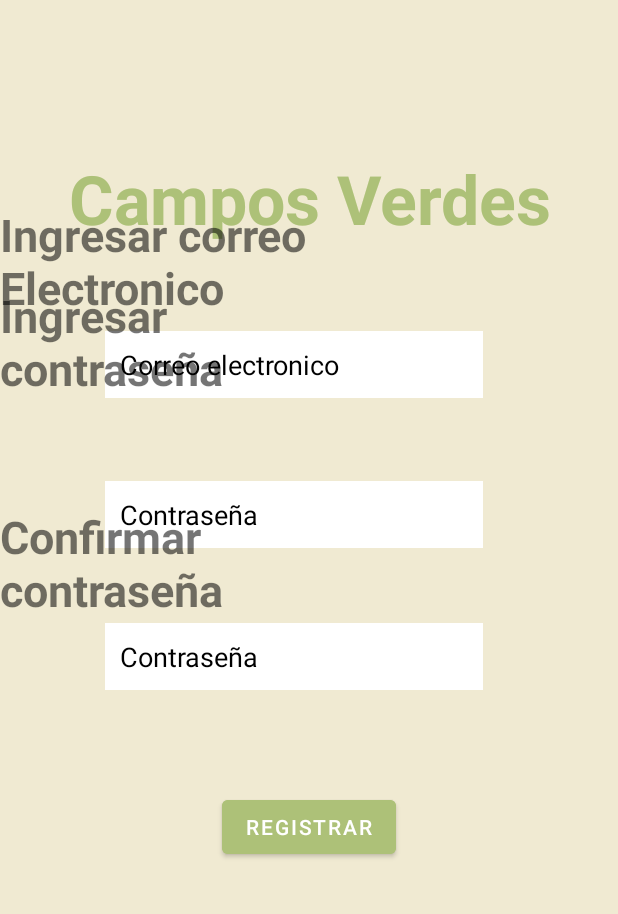
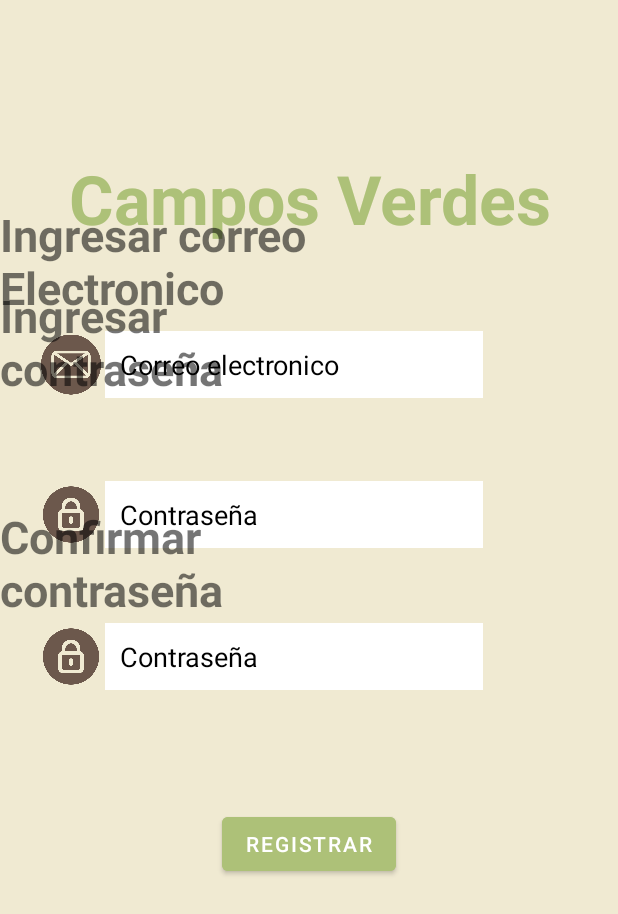
Before and after one commit to SistemasDaniel01/Anciano, an Android app: the Registro screen opened directly, with no data from a screen before it, on a phone screen of 412 x 824 dp. Shown: the top 914 px of the screen. Run offline under Robolectric (Android 15) with nearby library versions, the phone set to English and light mode, and no system bars.

Commit message:
Laura Aguirre

```diff
--- a/app/src/main/res/layout/activity_registro.xml
+++ b/app/src/main/res/layout/activity_registro.xml
@@ -23,6 +23,54 @@
         android:textColor="@color/Abuelo3"
         android:textSize="45dp"
         android:textStyle="bold" />
+
+    <ImageView
+        android:id="@+id/iconImageView"
+        android:layout_width="68dp"
+        android:layout_height="111dp"
+        android:layout_alignBottom="@+id/username2"
+        android:layout_alignParentStart="true"
+        android:layout_alignParentLeft="true"
+        android:layout_gravity="center"
+        android:layout_marginStart="13dp"
+        android:layout_marginLeft="13dp"
+        android:layout_marginBottom="-33dp"
+        android:paddingLeft="14dp"
+        android:paddingRight="14dp"
+        app:srcCompat="@drawable/correo"
+        app:tint="@color/Abuelo" />
+
+    <ImageView
+        android:id="@+id/iconImageView1"
+        android:layout_width="68dp"
+        android:layout_height="111dp"
+        android:layout_alignBottom="@+id/username"
+        android:layout_alignParentStart="true"
+        android:layout_alignParentLeft="true"
+        android:layout_gravity="center"
+        android:layout_marginStart="13dp"
+        android:layout_marginLeft="13dp"
+        android:layout_marginBottom="-33dp"
+        android:paddingLeft="14dp"
+        android:paddingRight="14dp"
+        app:srcCompat="@drawable/candado"
+        app:tint="@color/Abuelo" />
+
+    <ImageView
+        android:id="@+id/iconImageView2"
+        android:layout_width="68dp"
+        android:layout_height="111dp"
+        android:layout_alignBottom="@+id/password"
+        android:layout_alignParentStart="true"
+        android:layout_alignParentLeft="true"
+        android:layout_gravity="center"
+        android:layout_marginStart="13dp"
+        android:layout_marginLeft="13dp"
+        android:layout_marginBottom="-33dp"
+        android:paddingLeft="14dp"
+        android:paddingRight="14dp"
+        app:srcCompat="@drawable/candado"
+        app:tint="@color/Abuelo" />
 
     <EditText
         android:id="@+id/username"
@@ -78,7 +126,7 @@
         android:layout_below="@id/password"
         android:layout_centerHorizontal="true"
         android:layout_marginStart="20dp"
-        android:layout_marginTop="62dp"
+        android:layout_marginTop="73dp"
         android:layout_marginEnd="20dp"
         android:layout_marginBottom="20dp"
         android:backgroundTint="@color/Abuelo3"
--- a/build.gradle
+++ b/build.gradle
@@ -5,7 +5,7 @@ buildscript {
         mavenCentral()
     }
     dependencies {
-        classpath "com.android.tools.build:gradle:4.2.2"
+        classpath 'com.android.tools.build:gradle:7.1.2'
 
         // NOTE: Do not place your application dependencies here; they belong
         // in the individual module build.gradle files
```
Also changed, not shown: app/src/main/res/layout/activity_main.xml (+37 -4 lines), app/src/main/res/drawable/candado.png (added), app/src/main/res/drawable/correo.png (added), app/src/main/res/drawable/user1.png (added), gradle/wrapper/gradle-wrapper.properties.
